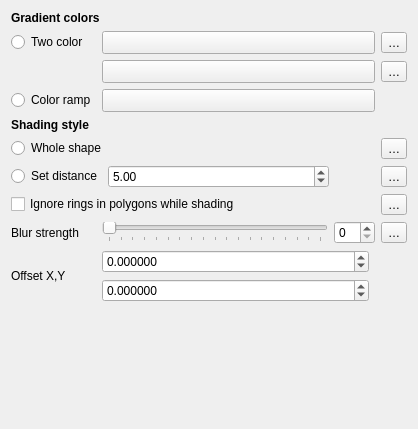
The window that src/ui/symbollayer/widget_shapeburstfill.ui (carsmie/QGIS) describes before a commit, drawn with Qt 5.
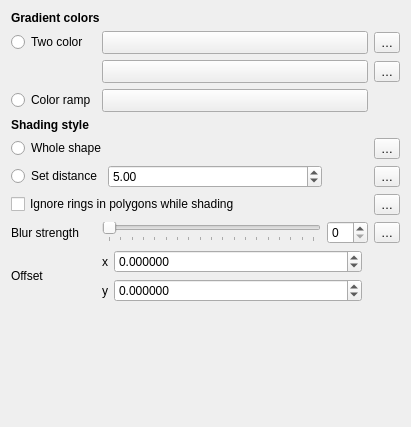
The same window after the commit. Custom widgets are drawn as their Qt base class.

```diff
--- a/src/ui/symbollayer/widget_shapeburstfill.ui
+++ b/src/ui/symbollayer/widget_shapeburstfill.ui
@@ -6,8 +6,8 @@
    <rect>
     <x>0</x>
     <y>0</y>
-    <width>418</width>
-    <height>429</height>
+    <width>411</width>
+    <height>427</height>
    </rect>
   </property>
   <property name="windowTitle">
@@ -172,6 +172,9 @@
          <height>0</height>
         </size>
        </property>
+       <property name="focusPolicy">
+        <enum>Qt::StrongFocus</enum>
+       </property>
       </widget>
      </item>
     </layout>
@@ -179,7 +182,7 @@
    <item row="10" column="0">
     <widget class="QLabel" name="label_6">
      <property name="text">
-      <string>Offset X,Y</string>
+      <string>Offset</string>
      </property>
     </widget>
    </item>
@@ -288,6 +291,13 @@
    <item row="10" column="1" colspan="3">
     <layout class="QGridLayout" name="gridLayout_2">
      <item row="0" column="0">
+      <widget class="QLabel" name="label_4">
+       <property name="text">
+        <string>x</string>
+       </property>
+      </widget>
+     </item>
+     <item row="0" column="1">
       <widget class="QgsDoubleSpinBox" name="spinOffsetX">
        <property name="sizePolicy">
         <sizepolicy hsizetype="Minimum" vsizetype="Fixed">
@@ -309,10 +319,21 @@
        </property>
       </widget>
      </item>
-     <item row="0" column="1" rowspan="2">
-      <widget class="QgsUnitSelectionWidget" name="mOffsetUnitWidget" native="true"/>
+     <item row="0" column="2" rowspan="2">
+      <widget class="QgsUnitSelectionWidget" name="mOffsetUnitWidget" native="true">
+       <property name="focusPolicy">
+        <enum>Qt::StrongFocus</enum>
+       </property>
+      </widget>
      </item>
      <item row="1" column="0">
+      <widget class="QLabel" name="label_5">
+       <property name="text">
+        <string>y</string>
+       </property>
+      </widget>
+     </item>
+     <item row="1" column="1">
       <widget class="QgsDoubleSpinBox" name="spinOffsetY">
        <property name="sizePolicy">
         <sizepolicy hsizetype="Minimum" vsizetype="Fixed">
@@ -387,6 +408,7 @@
     </spacer>
    </item>
   </layout>
+  <zorder>btnColorRamp</zorder>
   <zorder>label</zorder>
   <zorder>label_6</zorder>
   <zorder>label_2</zorder>
@@ -403,6 +425,12 @@
   <zorder>mBlurRadiusDDBtn</zorder>
  </widget>
  <customwidgets>
+  <customwidget>
+   <class>QgsColorButton</class>
+   <extends>QToolButton</extends>
+   <header>qgscolorbutton.h</header>
+   <container>1</container>
+  </customwidget>
   <customwidget>
    <class>QgsPropertyOverrideButton</class>
    <extends>QToolButton</extends>
@@ -419,12 +447,6 @@
    <header>qgsunitselectionwidget.h</header>
    <container>1</container>
   </customwidget>
-  <customwidget>
-   <class>QgsColorButton</class>
-   <extends>QToolButton</extends>
-   <header>qgscolorbutton.h</header>
-   <container>1</container>
-  </customwidget>
   <customwidget>
    <class>QgsColorRampButton</class>
    <extends>QToolButton</extends>
```
Left out of the diff: 11 changed lines with no effect on the pictures.
